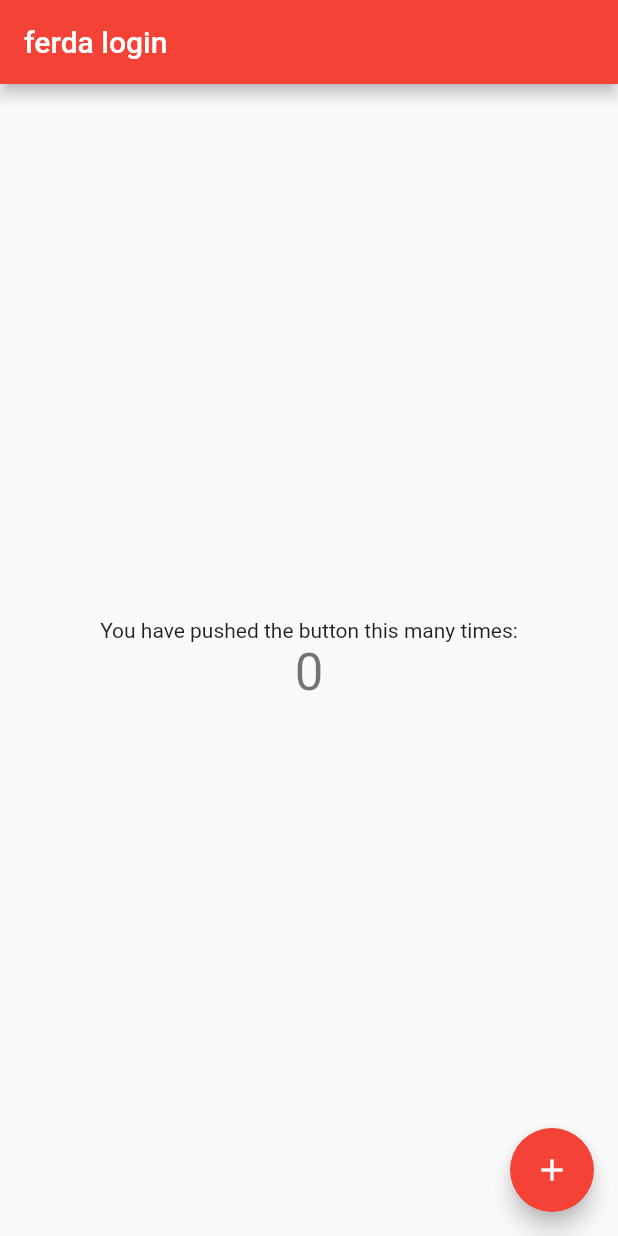
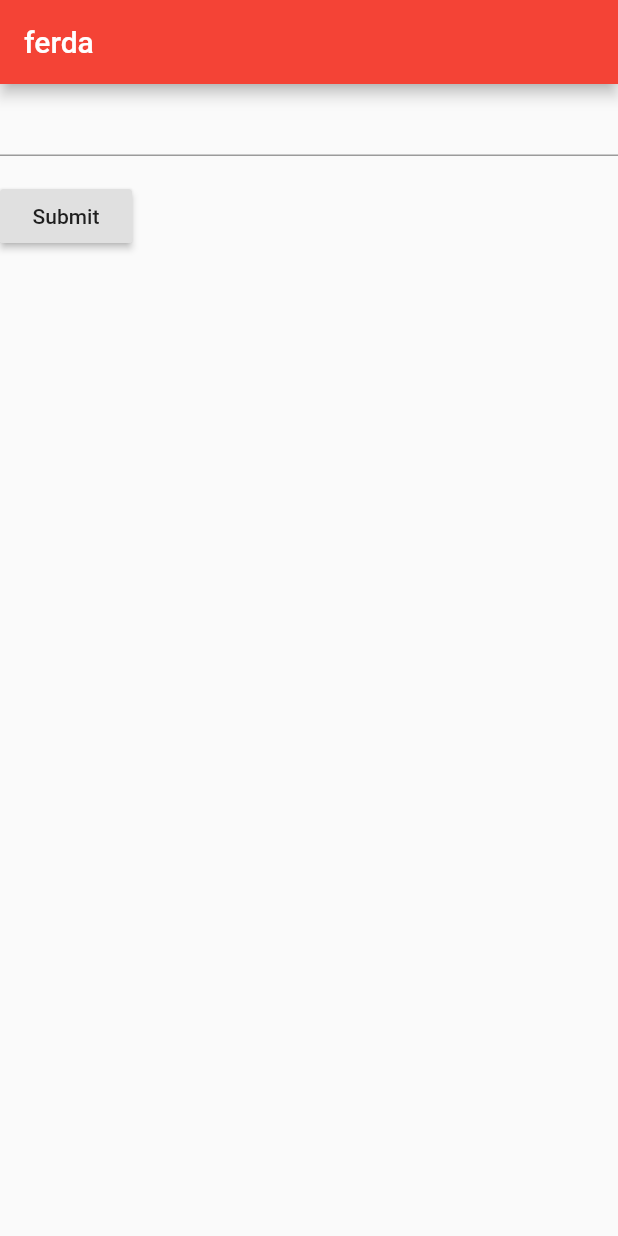
Before and after one commit to glade-software/ferda, a Flutter app: the screen it shows after launch, on a phone screen of 412 x 824 dp. Run offline on Flutter 3.47's test engine with Material 2 defaults, Android fonts, the phone set to English and light mode, and no system bars; our stand-ins replace cloud_firestore, firebase_auth, google_sign_in; accounts and stored records are empty.

```diff
--- a/lib/main.dart
+++ b/lib/main.dart
@@ -1,6 +1,24 @@
 import 'package:flutter/material.dart';
 import 'package:cloud_firestore/cloud_firestore.dart';
+import 'package:firebase_auth/firebase_auth.dart';
+import 'package:google_sign_in/google_sign_in.dart';
 
+final GoogleSignIn _googleSignIn = GoogleSignIn();
+final FirebaseAuth _auth = FirebaseAuth.instance;
+
+Future<FirebaseUser> _handleSignIn() async {
+  final GoogleSignInAccount googleUser = await _googleSignIn.signIn();
+  final GoogleSignInAuthentication googleAuth = await googleUser.authentication;
+
+  final AuthCredential credential = GoogleAuthProvider.getCredential(
+    accessToken: googleAuth.accessToken,
+    idToken: googleAuth.idToken,
+  );
+
+  final FirebaseUser user = (await _auth.signInWithCredential(credential)).user;
+  print("signed in " + user.displayName);
+  return user;
+}
 
 void main() => runApp(MyApp());
 
@@ -8,106 +26,75 @@ class MyApp extends StatelessWidget {
   // This widget is the root of your application.
   @override
   Widget build(BuildContext context) {
+
+    final appTitle='ferda';
+
     return MaterialApp(
-      title: 'ferda',
+      title: appTitle,
       theme: ThemeData(
-        // This is the theme of your application.
-        //
-        // Try running your application with "flutter run". You'll see the
-        // application has a blue toolbar. Then, without quitting the app, try
-        // changing the primarySwatch below to Colors.green and then invoke
-        // "hot reload" (press "r" in the console where you ran "flutter run",
-        // or simply save your changes to "hot reload" in a Flutter IDE).
-        // Notice that the counter didn't reset back to zero; the application
-        // is not restarted.
         primarySwatch: Colors.red,
       ),
-      home: LoginPage(title: 'ferda login'),
+      home: Scaffold(
+        appBar: AppBar(
+          title: Text(appTitle),
+        ),
+        body: LoginForm(),
+      )
     );
   }
 }
 
-class LoginPage extends StatefulWidget {
-  LoginPage({Key key, this.title}) : super(key: key);
-
-  // This widget is the home page of your application. It is stateful, meaning
-  // that it has a State object (defined below) that contains fields that affect
-  // how it looks.
-
-  // This class is the configuration for the state. It holds the values (in this
-  // case the title) provided by the parent (in this case the App widget) and
-  // used by the build method of the State. Fields in a Widget subclass are
-  // always marked "final".
-
-  final String title;
+//Login Form widget
+class LoginForm extends StatefulWidget{
 
   @override
-  _LoginPageState createState() => _LoginPageState();
+  LoginFormState createState(){
+    return LoginFormState();
+  }
 }
 
-class _LoginPageState extends State<LoginPage> {
-  int _counter = 0;
+class LoginFormState extends State<LoginForm>{
 
-  void _incrementCounter() {
-    setState(() {
-      // This call to setState tells the Flutter framework that something has
-      // changed in this State, which causes it to rerun the build method below
-      // so that the display can reflect the updated values. If we changed
-      // _counter without calling setState(), then the build method would not be
-      // called again, and so nothing would appear to happen.
-      _counter++;
-    });
-  }
+  // Note: This is a GlobalKey<FormState>,
+  // not a GlobalKey<MyCustomFormState>.
+  //  WHAT IS THIS FOR??
+  final _formKey = GlobalKey<FormState>();
 
   @override
   Widget build(BuildContext context) {
-    // This method is rerun every time setState is called, for instance as done
-    // by the _incrementCounter method above.
-    //
-    // The Flutter framework has been optimized to make rerunning build methods
-    // fast, so that you can just rebuild anything that needs updating rather
-    // than having to individually change instances of widgets.
-    return Scaffold(
-      appBar: AppBar(
-        // Here we take the value from the MyHomePage object that was created by
-        // the App.build method, and use it to set our appbar title.
-        title: Text(widget.title),
+
+
+    return Form(
+      key: _formKey,
+      child: Column(
+        crossAxisAlignment: CrossAxisAlignment.start,
+        children: <Widget>[
+          TextFormField(
+            validator: (value){ //thsi syntax is confusing to me
+              if(value.isEmpty){
+                return 'Please enter some text';
+              }
+              return null;
+            }
+          ),
+          Padding(
+            padding: const EdgeInsets.symmetric(vertical: 16.0),
+            child: RaisedButton(
+              onPressed: (){
+                // Validate returns true if the form is valid, or false otherwise
+                if (_formKey.currentState.validate()){
+                  Scaffold.of(context).showSnackBar(SnackBar(content: Text('Processing Data')));
+                }
+              },
+              child: Text('Submit'),
+            )
+          )
+
+        ],
+
+
       ),
-      body: Center(
-        // Center is a layout widget. It takes a single child and positions it
-        // in the middle of the parent.
-        child: Column(
-          // Column is also layout widget. It takes a list of children and
-          // arranges them vertically. By default, it sizes itself to fit its
-          // children horizontally, and tries to be as tall as its parent.
-          //
-          // Invoke "debug painting" (press "p" in the console, choose the
-          // "Toggle Debug Paint" action from the Flutter Inspector in Android
-          // Studio, or the "Toggle Debug Paint" command in Visual Studio Code)
-          // to see the wireframe for each widget.
-          //
-          // Column has various properties to control how it sizes itself and
-          // how it positions its children. Here we use mainAxisAlignment to
-          // center the children vertically; the main axis here is the vertical
-          // axis because Columns are vertical (the cross axis would be
-          // horizontal).
-          mainAxisAlignment: MainAxisAlignment.center,
-          children: <Widget>[
-            Text(
-              'You have pushed the button this many times:',
-            ),
-            Text(
-              '$_counter',
-              style: Theme.of(context).textTheme.display1,
-            ),
-          ],
-        ),
-      ),
-      floatingActionButton: FloatingActionButton(
-        onPressed: _incrementCounter,
-        tooltip: 'Increment',
-        child: Icon(Icons.add),
-      ), // This trailing comma makes auto-formatting nicer for build methods.
     );
   }
+
 }
--- a/pubspec.yaml
+++ b/pubspec.yaml
@@ -33,6 +33,8 @@ dependencies:
   # The following adds the Cupertino Icons font to your application.
   # Use with the CupertinoIcons class for iOS style icons.
   cupertino_icons: ^0.1.2
+
+  google_sign_in: ^4.0.6
 
 dev_dependencies:
   flutter_test:
```
Also changed, not shown: pubspec.lock, 1 other file.
